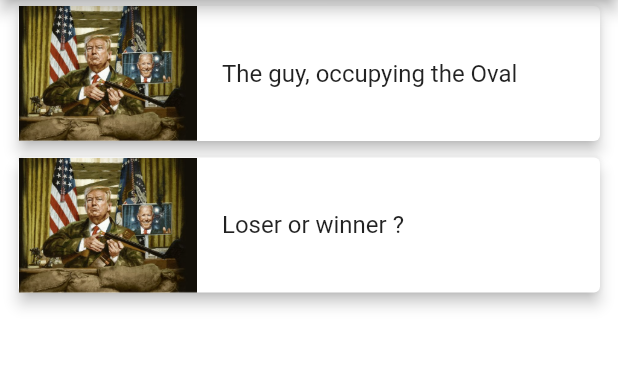
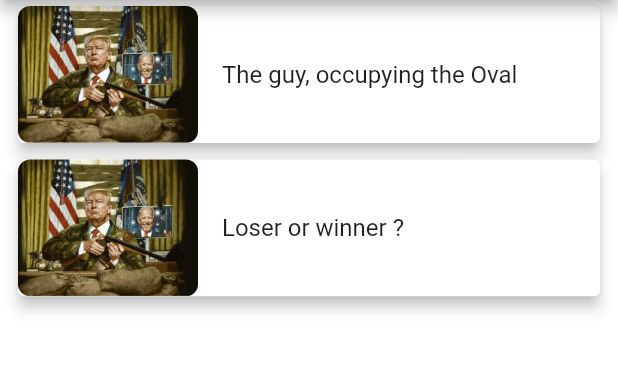
Before and after one commit to XinyueZ/compose-lambda, a Flutter app: the screen it shows after launch, on a phone screen of 412 x 824 dp, the part 84-457 px from its top. Run offline on Flutter 3.47's test engine with Material 2 defaults, Android fonts, the phone set to English and light mode, and no system bars.

Commit message:
Flutter, minor of round corner on overview_page item photo

```diff
--- a/flutter/lib/pages/overview_page.dart
+++ b/flutter/lib/pages/overview_page.dart
@@ -76,10 +76,12 @@ class OverviewPage extends StatelessWidget {
   ) {
     return Row(
       children: <Widget>[
-        Image.asset(
-          entry.value,
-          width: 120,
-          height: 90,
+        ClipRRect(
+          borderRadius: BorderRadius.circular(8.0),
+          child: Image.asset(
+            entry.value,
+            width: 120,
+          ),
         ),
         const SizedBox(width: 16),
         Text(
```
